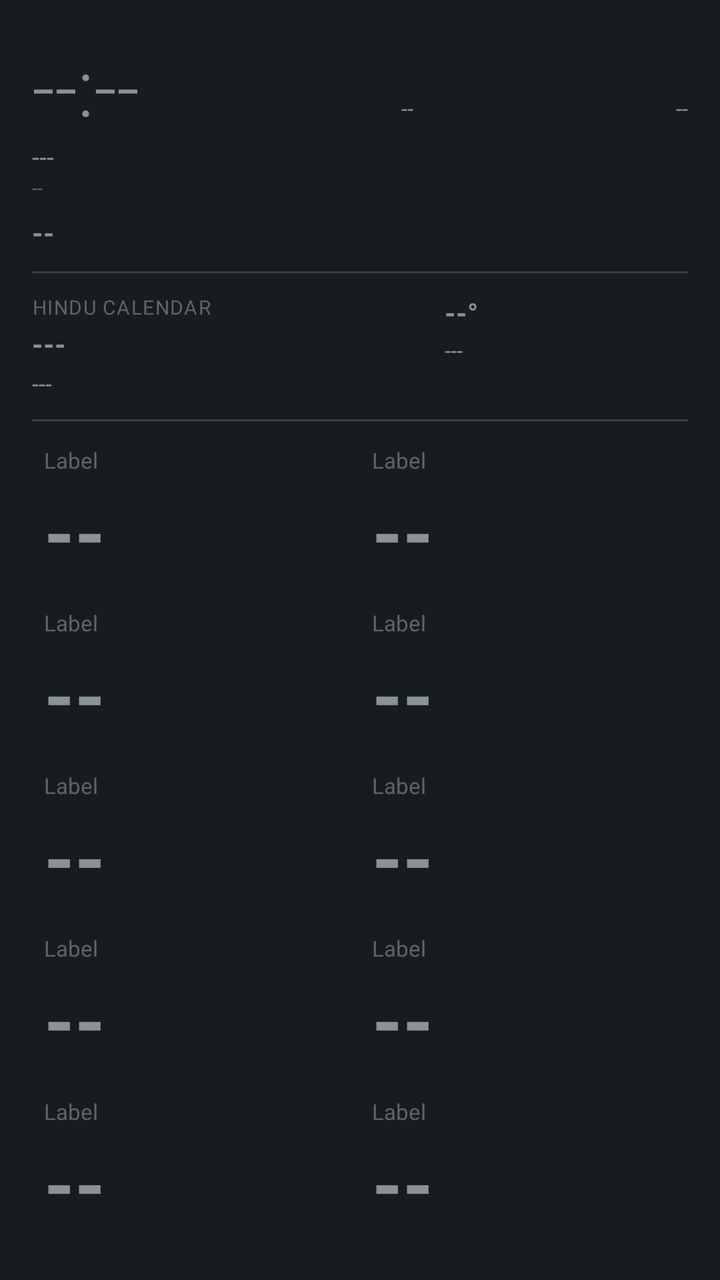
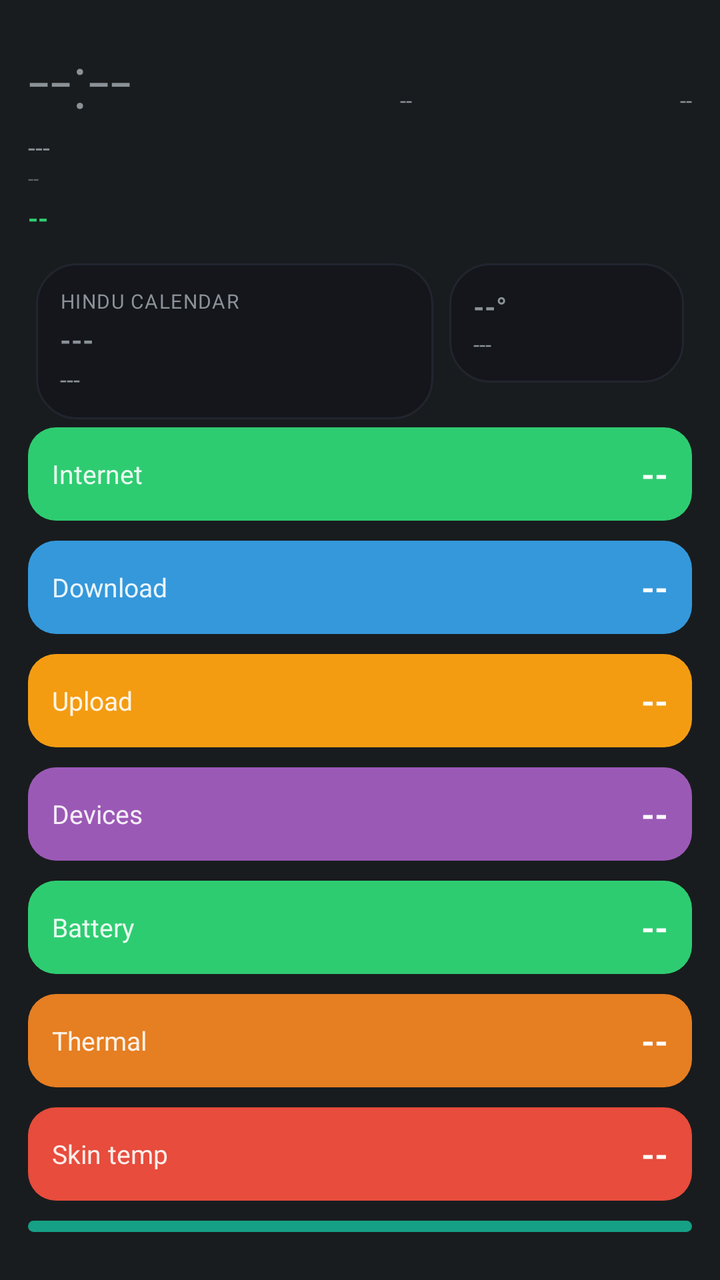

The first picture is an Android layout as it rendered before a commit; the second is the same layout after the commit. The layout source and the unified diff follow.
<!-- AndroidManifest.xml: application theme android:Theme.DeviceDefault.NoActionBar -->
<!-- res/layout/aod_layout_oneui_info.xml -->
<?xml version="1.0" encoding="utf-8"?>
<LinearLayout xmlns:android="http://schemas.android.com/apk/res/android"
    android:id="@+id/bg_root"
    android:layout_width="match_parent"
    android:layout_height="match_parent"
    android:orientation="vertical"
    android:padding="16dp">

    <LinearLayout
        android:layout_width="match_parent"
        android:layout_height="wrap_content"
        android:orientation="horizontal">

        <TextView
            android:id="@+id/clock"
            android:layout_width="wrap_content"
            android:layout_height="wrap_content"
            android:textSize="40sp"
            android:fontFamily="sans-serif-light"
            android:text="--:--" />

        <TextView
            android:id="@+id/net_type_badge"
            android:layout_width="0dp"
            android:layout_height="wrap_content"
            android:layout_weight="1"
            android:layout_gravity="top"
            android:gravity="end"
            android:textSize="11sp"
            android:text="--" />

        <TextView
            android:id="@+id/akd_badge"
            android:layout_width="0dp"
            android:layout_height="wrap_content"
            android:layout_weight="1"
            android:layout_gravity="top"
            android:gravity="end"
            android:textSize="11sp"
            android:text="--" />
    </LinearLayout>

    <TextView
        android:id="@+id/date"
        android:layout_width="wrap_content"
        android:layout_height="wrap_content"
        android:textSize="13sp"
        android:text="---" />

    <TextView
        android:id="@+id/perf_badge"
        android:layout_width="wrap_content"
        android:layout_height="wrap_content"
        android:textSize="10sp"
        android:alpha="0.6"
        android:text="--" />

    <TextView
        android:id="@+id/health_badge"
        android:layout_width="wrap_content"
        android:layout_height="wrap_content"
        android:layout_marginTop="6dp"
        android:textAllCaps="true"
        android:textStyle="bold"
        android:textSize="14sp"
        android:text="--" />

    <TextView
        android:id="@+id/muhurat_badge"
        android:layout_width="wrap_content"
        android:layout_height="wrap_content"
        android:textSize="11sp"
        android:textStyle="bold"
        android:visibility="gone"
        android:text="--" />

    <View
        android:layout_width="match_parent"
        android:layout_height="1dp"
        android:layout_marginTop="10dp"
        android:layout_marginBottom="10dp"
        android:alpha="0.15"
        android:background="#ffffff" />

    <LinearLayout
        android:layout_width="match_parent"
        android:layout_height="wrap_content"
        android:orientation="horizontal">

        <LinearLayout
            android:id="@+id/panchang_card"
            android:layout_width="0dp"
            android:layout_height="wrap_content"
            android:layout_weight="1.7"
            android:orientation="vertical">

            <TextView
                android:id="@+id/panchang_header"
                android:layout_width="wrap_content"
                android:layout_height="wrap_content"
                android:textSize="10sp"
                android:textAllCaps="true"
                android:letterSpacing="0.05"
                android:alpha="0.6"
                android:text="Hindu calendar" />

            <TextView
                android:id="@+id/panchang_tithi"
                android:layout_width="match_parent"
                android:layout_height="wrap_content"
                android:layout_marginTop="2dp"
                android:textStyle="bold"
                android:maxLines="1"
                android:autoSizeTextType="uniform"
                android:autoSizeMinTextSize="13sp"
                android:autoSizeMaxTextSize="18sp"
                android:text="---" />

            <TextView
                android:id="@+id/panchang_nakshatra"
                android:layout_width="match_parent"
                android:layout_height="wrap_content"
                android:layout_marginTop="2dp"
                android:textSize="12sp"
                android:maxLines="1"
                android:ellipsize="end"
                android:text="---" />
        </LinearLayout>

        <LinearLayout
            android:id="@+id/weather_card"
            android:layout_width="0dp"
            android:layout_height="wrap_content"
            android:layout_weight="1"
            android:orientation="vertical">

            <TextView
                android:id="@+id/weather_temp"
                android:layout_width="match_parent"
                android:layout_height="wrap_content"
                android:textStyle="bold"
                android:maxLines="1"
                android:autoSizeTextType="uniform"
                android:autoSizeMinTextSize="14sp"
                android:autoSizeMaxTextSize="22sp"
                android:text="--°" />

            <TextView
                android:id="@+id/weather_condition"
                android:layout_width="match_parent"
                android:layout_height="wrap_content"
                android:layout_marginTop="2dp"
                android:textSize="11sp"
                android:maxLines="2"
                android:text="---" />
        </LinearLayout>
    </LinearLayout>

    <View
        android:layout_width="match_parent"
        android:layout_height="1dp"
        android:layout_marginTop="10dp"
        android:layout_marginBottom="6dp"
        android:alpha="0.15"
        android:background="#ffffff" />

    <LinearLayout
        android:layout_width="match_parent"
        android:layout_height="0dp"
        android:layout_weight="1"
        android:orientation="horizontal">
        <include layout="@layout/aod_card_minimal" android:id="@+id/row0" />
        <include layout="@layout/aod_card_minimal" android:id="@+id/row1" />
    </LinearLayout>

    <LinearLayout
        android:layout_width="match_parent"
        android:layout_height="0dp"
        android:layout_weight="1"
        android:orientation="horizontal">
        <include layout="@layout/aod_card_minimal" android:id="@+id/row2" />
        <include layout="@layout/aod_card_minimal" android:id="@+id/row4" />
    </LinearLayout>

    <LinearLayout
        android:layout_width="match_parent"
        android:layout_height="0dp"
        android:layout_weight="1"
        android:orientation="horizontal">
        <include layout="@layout/aod_card_minimal" android:id="@+id/row5" />
        <include layout="@layout/aod_card_minimal" android:id="@+id/row6" />
    </LinearLayout>

    <LinearLayout
        android:layout_width="match_parent"
        android:layout_height="0dp"
        android:layout_weight="1"
        android:orientation="horizontal">
        <include layout="@layout/aod_card_minimal" android:id="@+id/row3" />
        <include layout="@layout/aod_card_minimal" android:id="@+id/row7" />
    </LinearLayout>

    <LinearLayout
        android:layout_width="match_parent"
        android:layout_height="0dp"
        android:layout_weight="1"
        android:orientation="horizontal">
        <include layout="@layout/aod_card_minimal" android:id="@+id/row8" />
        <include layout="@layout/aod_card_minimal" android:id="@+id/row9" />
    </LinearLayout>

</LinearLayout>
<!-- res/layout/aod_card_minimal.xml (included above) -->
<?xml version="1.0" encoding="utf-8"?>
<LinearLayout xmlns:android="http://schemas.android.com/apk/res/android"
    android:layout_width="0dp"
    android:layout_height="match_parent"
    android:layout_weight="1"
    android:layout_margin="6dp"
    android:orientation="vertical"
    android:gravity="center_vertical">

    <TextView
        android:id="@+id/stat_label"
        android:layout_width="wrap_content"
        android:layout_height="wrap_content"
        android:textSize="11sp"
        android:alpha="0.6"
        android:text="Label" />

    <TextView
        android:id="@+id/stat_value"
        android:layout_width="match_parent"
        android:layout_height="0dp"
        android:layout_weight="1"
        android:layout_marginTop="2dp"
        android:gravity="center_vertical"
        android:textStyle="bold"
        android:maxLines="1"
        android:autoSizeTextType="uniform"
        android:autoSizeMinTextSize="13sp"
        android:autoSizeMaxTextSize="60sp"
        android:autoSizeStepGranularity="1sp"
        android:text="--" />

</LinearLayout>
<!-- resources referenced by this layout -->
<resources>

</resources>

<!-- the commit's change to res/layout/aod_layout_oneui_info.xml (unified diff, before → after) -->
@@ -4,243 +4,87 @@
     android:layout_width="match_parent"
     android:layout_height="match_parent"
     android:orientation="vertical"
-    android:padding="16dp">
+    android:padding="14dp">
 
     <LinearLayout
         android:layout_width="match_parent"
         android:layout_height="wrap_content"
         android:orientation="horizontal">
+        <TextView android:id="@+id/clock" android:layout_width="wrap_content" android:layout_height="wrap_content"
+            android:textSize="38sp" android:fontFamily="sans-serif-light" android:text="--:--" />
+        <TextView android:id="@+id/net_type_badge" android:layout_width="0dp" android:layout_height="wrap_content" android:layout_weight="1"
+            android:layout_gravity="top" android:gravity="end" android:textSize="11sp" android:text="--" />
+        <TextView android:id="@+id/akd_badge" android:layout_width="0dp" android:layout_height="wrap_content" android:layout_weight="1"
+            android:layout_gravity="top" android:gravity="end" android:textSize="11sp" android:text="--" />
+    </LinearLayout>
+    <TextView android:id="@+id/date" android:layout_width="wrap_content" android:layout_height="wrap_content" android:textSize="13sp" android:text="---" />
+    <TextView android:id="@+id/perf_badge" android:layout_width="wrap_content" android:layout_height="wrap_content" android:textSize="10sp" android:alpha="0.6" android:text="--" />
+    <TextView android:id="@+id/health_badge" android:layout_width="wrap_content" android:layout_height="wrap_content" android:layout_marginTop="4dp"
+        android:textAllCaps="true" android:textStyle="bold" android:textSize="13sp" android:textColor="#2ecc71" android:text="--" />
+    <TextView android:id="@+id/muhurat_badge" android:layout_width="wrap_content" android:layout_height="wrap_content" android:textSize="11sp" android:textStyle="bold" android:visibility="gone" android:text="--" />
 
-        <TextView
-            android:id="@+id/clock"
-            android:layout_width="wrap_content"
-            android:layout_height="wrap_content"
-            android:textSize="40sp"
-            android:fontFamily="sans-serif-light"
-            android:text="--:--" />
-
-        <TextView
-            android:id="@+id/net_type_badge"
-            android:layout_width="0dp"
-            android:layout_height="wrap_content"
-            android:layout_weight="1"
-            android:layout_gravity="top"
-            android:gravity="end"
-            android:textSize="11sp"
-            android:text="--" />
-
-        <TextView
-            android:id="@+id/akd_badge"
-            android:layout_width="0dp"
-            android:layout_height="wrap_content"
-            android:layout_weight="1"
-            android:layout_gravity="top"
-            android:gravity="end"
-            android:textSize="11sp"
-            android:text="--" />
-    </LinearLayout>
-
-    <TextView
-        android:id="@+id/date"
-        android:layout_width="wrap_content"
-        android:layout_height="wrap_content"
-        android:textSize="13sp"
-        android:text="---" />
-
-    <TextView
-        android:id="@+id/perf_badge"
-        android:layout_width="wrap_content"
-        android:layout_height="wrap_content"
-        android:textSize="10sp"
-        android:alpha="0.6"
-        android:text="--" />
-
-    <TextView
-        android:id="@+id/health_badge"
-        android:layout_width="wrap_content"
-        android:layout_height="wrap_content"
-        android:layout_marginTop="6dp"
-        android:textAllCaps="true"
-        android:textStyle="bold"
-        android:textSize="14sp"
-        android:text="--" />
-
-    <TextView
-        android:id="@+id/muhurat_badge"
-        android:layout_width="wrap_content"
-        android:layout_height="wrap_content"
-        android:textSize="11sp"
-        android:textStyle="bold"
-        android:visibility="gone"
-        android:text="--" />
-
-    <View
-        android:layout_width="match_parent"
-        android:layout_height="1dp"
-        android:layout_marginTop="10dp"
-        android:layout_marginBottom="10dp"
-        android:alpha="0.15"
-        android:background="#ffffff" />
-
-    <LinearLayout
-        android:layout_width="match_parent"
-        android:layout_height="wrap_content"
-        android:orientation="horizontal">
-
-        <LinearLayout
-            android:id="@+id/panchang_card"
-            android:layout_width="0dp"
-            android:layout_height="wrap_content"
-            android:layout_weight="1.7"
-            android:orientation="vertical">
-
-            <TextView
-                android:id="@+id/panchang_header"
-                android:layout_width="wrap_content"
-                android:layout_height="wrap_content"
-                android:textSize="10sp"
-                android:textAllCaps="true"
-                android:letterSpacing="0.05"
-                android:alpha="0.6"
-                android:text="Hindu calendar" />
-
-            <TextView
-                android:id="@+id/panchang_tithi"
-                android:layout_width="match_parent"
-                android:layout_height="wrap_content"
-                android:layout_marginTop="2dp"
-                android:textStyle="bold"
-                android:maxLines="1"
-                android:autoSizeTextType="uniform"
-                android:autoSizeMinTextSize="13sp"
-                android:autoSizeMaxTextSize="18sp"
-                android:text="---" />
-
-            <TextView
-                android:id="@+id/panchang_nakshatra"
-                android:layout_width="match_parent"
-                android:layout_height="wrap_content"
-                android:layout_marginTop="2dp"
-                android:textSize="12sp"
-                android:maxLines="1"
-                android:ellipsize="end"
-                android:text="---" />
+    <LinearLayout android:layout_width="match_parent" android:layout_height="wrap_content" android:orientation="horizontal" android:layout_marginTop="10dp">
+        <LinearLayout android:id="@+id/panchang_card" android:layout_width="0dp" android:layout_height="wrap_content" android:layout_weight="1.7" android:layout_margin="4dp"
+            android:background="@drawable/bg_card" android:orientation="vertical" android:gravity="center_vertical" android:padding="12dp">
+            <TextView android:id="@+id/panchang_header" android:layout_width="wrap_content" android:layout_height="wrap_content" android:textSize="10sp" android:textAllCaps="true" android:letterSpacing="0.05" android:text="Hindu calendar" />
+            <TextView android:id="@+id/panchang_tithi" android:layout_width="match_parent" android:layout_height="wrap_content" android:layout_marginTop="3dp" android:textStyle="bold" android:maxLines="1" android:autoSizeTextType="uniform" android:autoSizeMinTextSize="13sp" android:autoSizeMaxTextSize="18sp" android:text="---" />
+            <TextView android:id="@+id/panchang_nakshatra" android:layout_width="match_parent" android:layout_height="wrap_content" android:layout_marginTop="2dp" android:textSize="12sp" android:maxLines="1" android:ellipsize="end" android:text="---" />
         </LinearLayout>
-
-        <LinearLayout
-            android:id="@+id/weather_card"
-            android:layout_width="0dp"
-            android:layout_height="wrap_content"
-            android:layout_weight="1"
-            android:orientation="vertical">
-
-            <TextView
-                android:id="@+id/weather_temp"
-                android:layout_width="match_parent"
-                android:layout_height="wrap_content"
-                android:textStyle="bold"
-                android:maxLines="1"
-                android:autoSizeTextType="uniform"
-                android:autoSizeMinTextSize="14sp"
-                android:autoSizeMaxTextSize="22sp"
-                android:text="--°" />
-
-            <TextView
-                android:id="@+id/weather_condition"
-                android:layout_width="match_parent"
-                android:layout_height="wrap_content"
-                android:layout_marginTop="2dp"
-                android:textSize="11sp"
-                android:maxLines="2"
-                android:text="---" />
+        <LinearLayout android:id="@+id/weather_card" android:layout_width="0dp" android:layout_height="wrap_content" android:layout_weight="1" android:layout_margin="4dp"
+            android:background="@drawable/bg_card" android:orientation="vertical" android:gravity="center_vertical" android:padding="12dp">
+            <TextView android:id="@+id/weather_temp" android:layout_width="match_parent" android:layout_height="wrap_content" android:textStyle="bold" android:maxLines="1" android:autoSizeTextType="uniform" android:autoSizeMinTextSize="14sp" android:autoSizeMaxTextSize="20sp" android:text="--°" />
+            <TextView android:id="@+id/weather_condition" android:layout_width="match_parent" android:layout_height="wrap_content" android:layout_marginTop="2dp" android:textSize="11sp" android:maxLines="2" android:text="---" />
         </LinearLayout>
     </LinearLayout>
-
-    <View
-        android:layout_width="match_parent"
-        android:layout_height="1dp"
-        android:layout_marginTop="10dp"
-        android:layout_marginBottom="6dp"
-        android:alpha="0.15"
-        android:background="#ffffff" />
-
-    <LinearLayout
-        android:layout_width="match_parent"
-        android:layout_height="0dp"
-        android:layout_weight="1"
-        android:orientation="horizontal">
-        <include layout="@layout/aod_card_minimal" android:id="@+id/row0" />
-        <include layout="@layout/aod_card_minimal" android:id="@+id/row1" />
+    <LinearLayout android:id="@+id/row8" android:layout_width="match_parent" android:layout_height="wrap_content" android:orientation="horizontal"
+        android:gravity="center_vertical" android:background="@drawable/aod_pill_bg" android:backgroundTint="#2ecc71" android:padding="12dp" android:layout_marginBottom="10dp">
+        <TextView android:id="@+id/stat_label" android:layout_width="0dp" android:layout_weight="1" android:layout_height="wrap_content" android:textColor="#ffffff" android:alpha="0.9" android:textSize="13sp" android:text="Internet" />
+        <TextView android:id="@+id/stat_value" android:layout_width="wrap_content" android:layout_height="wrap_content" android:textStyle="bold" android:textColor="#ffffff" android:textSize="17sp" android:text="--" />
     </LinearLayout>
-
-    <LinearLayout
-        android:layout_width="match_parent"
-        android:layout_height="0dp"
-        android:layout_weight="1"
-        android:orientation="horizontal">
-        <include layout="@layout/aod_card_minimal" android:id="@+id/row2" />
-        <include layout="@layout/aod_card_minimal" android:id="@+id/row4" />
+    <LinearLayout android:id="@+id/row0" android:layout_width="match_parent" android:layout_height="wrap_content" android:orientation="horizontal"
+        android:gravity="center_vertical" android:background="@drawable/aod_pill_bg" android:backgroundTint="#3498db" android:padding="12dp" android:layout_marginBottom="10dp">
+        <TextView android:id="@+id/stat_label" android:layout_width="0dp" android:layout_weight="1" android:layout_height="wrap_content" android:textColor="#ffffff" android:alpha="0.9" android:textSize="13sp" android:text="Download" />
+        <TextView android:id="@+id/stat_value" android:layout_width="wrap_content" android:layout_height="wrap_content" android:textStyle="bold" android:textColor="#ffffff" android:textSize="17sp" android:text="--" />
     </LinearLayout>
-
-    <LinearLayout
-        android:layout_width="match_parent"
-        android:layout_height="0dp"
-        android:layout_weight="1"
-        android:orientation="horizontal">
-        <include layout="@layout/aod_card_minimal" android:id="@+id/row5" />
-        <include layout="@layout/aod_card_minimal" android:id="@+id/row6" />
+    <LinearLayout android:id="@+id/row1" android:layout_width="match_parent" android:layout_height="wrap_content" android:orientation="horizontal"
+        android:gravity="center_vertical" android:background="@drawable/aod_pill_bg" android:backgroundTint="#f39c12" android:padding="12dp" android:layout_marginBottom="10dp">
+        <TextView android:id="@+id/stat_label" android:layout_width="0dp" android:layout_weight="1" android:layout_height="wrap_content" android:textColor="#ffffff" android:alpha="0.9" android:textSize="13sp" android:text="Upload" />
+        <TextView android:id="@+id/stat_value" android:layout_width="wrap_content" android:layout_height="wrap_content" android:textStyle="bold" android:textColor="#ffffff" android:textSize="17sp" android:text="--" />
     </LinearLayout>
-
-    <LinearLayout
-        android:layout_width="match_parent"
-        android:layout_height="0dp"
-        android:layout_weight="1"
-        android:orientation="horizontal">
-        <include layout="@layout/aod_card_minimal" android:id="@+id/row3" />
-        <include layout="@layout/aod_card_minimal" android:id="@+id/row7" />
+    <LinearLayout android:id="@+id/row2" android:layout_width="match_parent" android:layout_height="wrap_content" android:orientation="horizontal"
+        android:gravity="center_vertical" android:background="@drawable/aod_pill_bg" android:backgroundTint="#9b59b6" android:padding="12dp" android:layout_marginBottom="10dp">
+        <TextView android:id="@+id/stat_label" android:layout_width="0dp" android:layout_weight="1" android:layout_height="wrap_content" android:textColor="#ffffff" android:alpha="0.9" android:textSize="13sp" android:text="Devices" />
+        <TextView android:id="@+id/stat_value" android:layout_width="wrap_content" android:layout_height="wrap_content" android:textStyle="bold" android:textColor="#ffffff" android:textSize="17sp" android:text="--" />
     </LinearLayout>
-
-    <LinearLayout
-        android:layout_width="match_parent"
-        android:layout_height="0dp"
-        android:layout_weight="1"
-        android:orientation="horizontal">
-        <include layout="@layout/aod_card_minimal" android:id="@+id/row8" />
-        <include layout="@layout/aod_card_minimal" android:id="@+id/row9" />
+    <LinearLayout android:id="@+id/row4" android:layout_width="match_parent" android:layout_height="wrap_content" android:orientation="horizontal"
+        android:gravity="center_vertical" android:background="@drawable/aod_pill_bg" android:backgroundTint="#2ecc71" android:padding="12dp" android:layout_marginBottom="10dp">
+        <TextView android:id="@+id/stat_label" android:layout_width="0dp" android:layout_weight="1" android:layout_height="wrap_content" android:textColor="#ffffff" android:alpha="0.9" android:textSize="13sp" android:text="Battery" />
+        <TextView android:id="@+id/stat_value" android:layout_width="wrap_content" android:layout_height="wrap_content" android:textStyle="bold" android:textColor="#ffffff" android:textSize="17sp" android:text="--" />
+    </LinearLayout>
+    <LinearLayout android:id="@+id/row5" android:layout_width="match_parent" android:layout_height="wrap_content" android:orientation="horizontal"
+        android:gravity="center_vertical" android:background="@drawable/aod_pill_bg" android:backgroundTint="#e67e22" android:padding="12dp" android:layout_marginBottom="10dp">
+        <TextView android:id="@+id/stat_label" android:layout_width="0dp" android:layout_weight="1" android:layout_height="wrap_content" android:textColor="#ffffff" android:alpha="0.9" android:textSize="13sp" android:text="Thermal" />
+        <TextView android:id="@+id/stat_value" android:layout_width="wrap_content" android:layout_height="wrap_content" android:textStyle="bold" android:textColor="#ffffff" android:textSize="17sp" android:text="--" />
+    </LinearLayout>
+    <LinearLayout android:id="@+id/row6" android:layout_width="match_parent" android:layout_height="wrap_content" android:orientation="horizontal"
+        android:gravity="center_vertical" android:background="@drawable/aod_pill_bg" android:backgroundTint="#e74c3c" android:padding="12dp" android:layout_marginBottom="10dp">
+        <TextView android:id="@+id/stat_label" android:layout_width="0dp" android:layout_weight="1" android:layout_height="wrap_content" android:textColor="#ffffff" android:alpha="0.9" android:textSize="13sp" android:text="Skin temp" />
+        <TextView android:id="@+id/stat_value" android:layout_width="wrap_content" android:layout_height="wrap_content" android:textStyle="bold" android:textColor="#ffffff" android:textSize="17sp" android:text="--" />
+    </LinearLayout>
+    <LinearLayout android:id="@+id/row3" android:layout_width="match_parent" android:layout_height="wrap_content" android:orientation="horizontal"
+        android:gravity="center_vertical" android:background="@drawable/aod_pill_bg" android:backgroundTint="#16a085" android:padding="12dp" android:layout_marginBottom="10dp">
+        <TextView android:id="@+id/stat_label" android:layout_width="0dp" android:layout_weight="1" android:layout_height="wrap_content" android:textColor="#ffffff" android:alpha="0.9" android:textSize="13sp" android:text="Total used" />
+        <TextView android:id="@+id/stat_value" android:layout_width="wrap_content" android:layout_height="wrap_content" android:textStyle="bold" android:textColor="#ffffff" android:textSize="17sp" android:text="--" />
+    </LinearLayout>
+    <LinearLayout android:id="@+id/row7" android:layout_width="match_parent" android:layout_height="wrap_content" android:orientation="horizontal"
+        android:gravity="center_vertical" android:background="@drawable/aod_pill_bg" android:backgroundTint="#e91e63" android:padding="12dp" android:layout_marginBottom="10dp">
+        <TextView android:id="@+id/stat_label" android:layout_width="0dp" android:layout_weight="1" android:layout_height="wrap_content" android:textColor="#ffffff" android:alpha="0.9" android:textSize="13sp" android:text="SMS fwd" />
+        <TextView android:id="@+id/stat_value" android:layout_width="wrap_content" android:layout_height="wrap_content" android:textStyle="bold" android:textColor="#ffffff" android:textSize="17sp" android:text="--" />
+    </LinearLayout>
+    <LinearLayout android:id="@+id/row9" android:layout_width="match_parent" android:layout_height="wrap_content" android:orientation="horizontal"
+        android:gravity="center_vertical" android:background="@drawable/aod_pill_bg" android:backgroundTint="#00bcd4" android:padding="12dp">
+        <TextView android:id="@+id/stat_label" android:layout_width="0dp" android:layout_weight="1" android:layout_height="wrap_content" android:textColor="#ffffff" android:alpha="0.9" android:textSize="13sp" android:text="Signal" />
+        <TextView android:id="@+id/stat_value" android:layout_width="wrap_content" android:layout_height="wrap_content" android:textStyle="bold" android:textColor="#ffffff" android:textSize="17sp" android:text="--" />
     </LinearLayout>
 
 </LinearLayout>
-<!-- res/layout/aod_card_minimal.xml (included above) -->
-<?xml version="1.0" encoding="utf-8"?>
-<LinearLayout xmlns:android="http://schemas.android.com/apk/res/android"
-    android:layout_width="0dp"
-    android:layout_height="match_parent"
-    android:layout_weight="1"
-    android:layout_margin="6dp"
-    android:orientation="vertical"
-    android:gravity="center_vertical">
-
-    <TextView
-        android:id="@+id/stat_label"
-        android:layout_width="wrap_content"
-        android:layout_height="wrap_content"
-        android:textSize="11sp"
-        android:alpha="0.6"
-        android:text="Label" />
-
-    <TextView
-        android:id="@+id/stat_value"
-        android:layout_width="match_parent"
-        android:layout_height="0dp"
-        android:layout_weight="1"
-        android:layout_marginTop="2dp"
-        android:gravity="center_vertical"
-        android:textStyle="bold"
-        android:maxLines="1"
-        android:autoSizeTextType="uniform"
-        android:autoSizeMinTextSize="13sp"
-        android:autoSizeMaxTextSize="60sp"
-        android:autoSizeStepGranularity="1sp"
-        android:text="--" />
-
-</LinearLayout>
<!-- resource entries referenced after the edit -->
@@ -1,5 +1,17 @@
 <!-- resources referenced by this layout -->
 <resources>
-
+  <!-- drawable aod_pill_bg (drawable) -->
+  <?xml version="1.0" encoding="utf-8"?>
+  <shape xmlns:android="http://schemas.android.com/apk/res/android">
+      <solid android:color="#ffffff" />
+      <corners android:radius="14dp" />
+  </shape>
+  <!-- drawable bg_card (drawable) -->
+  <?xml version="1.0" encoding="utf-8"?>
+  <shape xmlns:android="http://schemas.android.com/apk/res/android">
+      <solid android:color="#14161C" />
+      <corners android:radius="20dp" />
+      <stroke android:width="1dp" android:color="#22252E" />
+  </shape>
 </resources>
 
